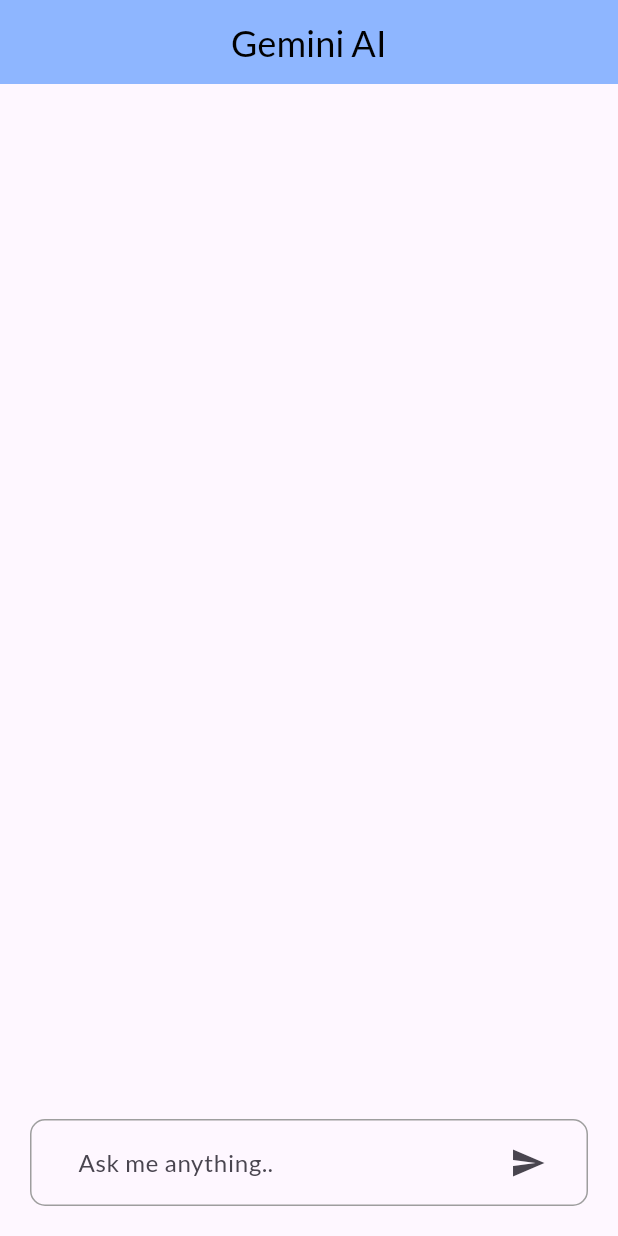
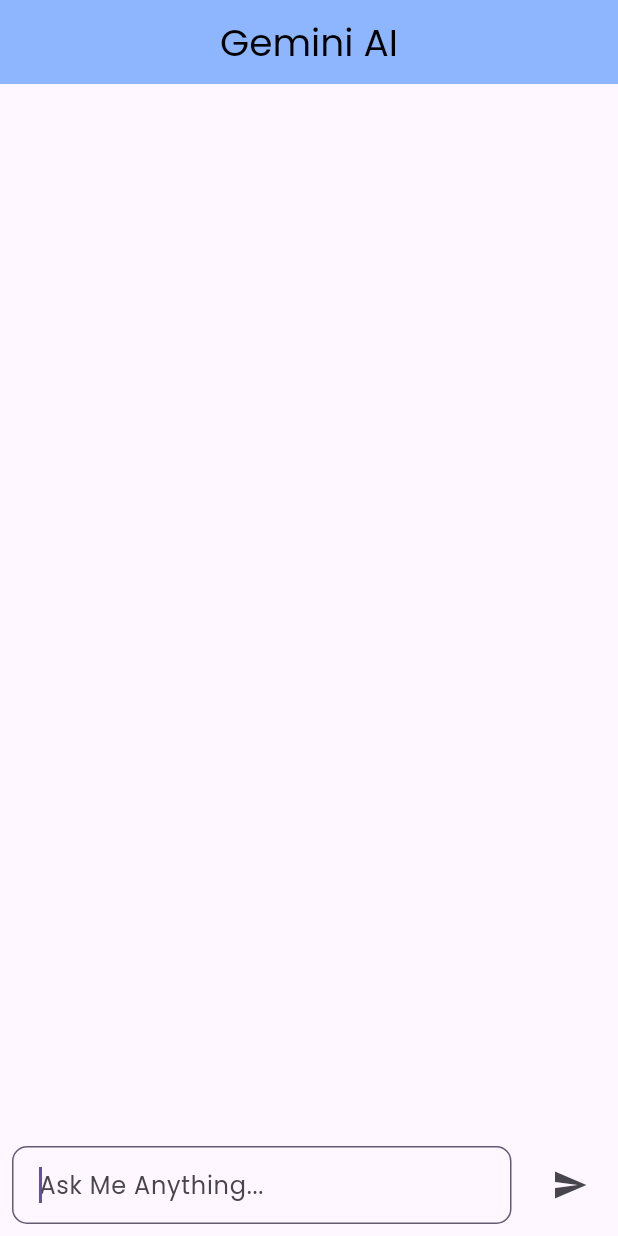
Before and after one commit to Raj2902Patel/Gemini_Integration, a Flutter app: the screen it shows after launch, on a phone screen of 412 x 824 dp. Run offline on Flutter 3.47's test engine with Material 3 defaults, Android fonts, the phone set to English and light mode, and no system bars; our stand-ins replace flutter_markdown, google_fonts, google_generative_ai.

Commit message:
Updated Files!

```diff
--- a/lib/main.dart
+++ b/lib/main.dart
@@ -3,7 +3,7 @@ import 'package:gemini_ai/pages/chat_page.dart';
 import 'package:google_fonts/google_fonts.dart';
 
 void main() {
-  runApp(MyApp());
+  runApp(const MyApp());
 }
 
 class MyApp extends StatelessWidget {
@@ -12,10 +12,12 @@ class MyApp extends StatelessWidget {
   @override
   Widget build(BuildContext context) {
     return MaterialApp(
+      debugShowCheckedModeBanner: false,
+      title: 'Gemini AI',
       theme: ThemeData().copyWith(
-        textTheme: GoogleFonts.latoTextTheme(Theme.of(context).textTheme),
+        textTheme: GoogleFonts.poppinsTextTheme(Theme.of(context).textTheme),
       ),
-      home: ChatPage(),
+      home: const HomeScreen(),
     );
   }
 }
--- a/lib/pages/chat_page.dart
+++ b/lib/pages/chat_page.dart
@@ -1,25 +1,31 @@
 import 'package:flutter/material.dart';
-import 'package:google_gemini/google_gemini.dart';
+import 'package:gemini_ai/pages/message.dart';
+import 'package:google_generative_ai/google_generative_ai.dart';
 
-const apiKey = "";
-
-class ChatPage extends StatefulWidget {
-  const ChatPage({super.key});
+class HomeScreen extends StatefulWidget {
+  const HomeScreen({super.key});
 
   @override
-  State<ChatPage> createState() => _ChatPageState();
+  State<HomeScreen> createState() => _HomeScreenState();
 }
 
-class _ChatPageState extends State<ChatPage> {
+class _HomeScreenState extends State<HomeScreen> {
+  late final GenerativeModel _model;
+  late final ChatSession _chatSession;
+  final FocusNode _textFieldFocus = FocusNode();
   final TextEditingController _textController = TextEditingController();
   final ScrollController _scrollController = ScrollController();
-  bool isLoading = false;
-  List chatList = [];
+  bool _loading = false;
 
-  //create gemini instance
-  final geminiAI = GoogleGemini(
-    apiKey: apiKey,
+  @override
+  void initState() {
+    _model = GenerativeModel(
+      model: 'gemini-1.5-flash',
+      apiKey: "",
     );
+    _chatSession = _model.startChat();
+    super.initState();
+  }
 
   void _scrollToBottom() {
     Future.delayed(Duration(milliseconds: 300), () {
@@ -33,127 +39,155 @@ class _ChatPageState extends State<ChatPage> {
     });
   }
 
-  //function for getting result from AI
-  void chatFunc({required String query}) async {
+  Future<void> _sendChatMessage(String message) async {
     setState(() {
-      isLoading = true;
-      chatList.add({
-        "role": "User",
-        "text": query,
+      _loading = true;
     });
+
+    try {
+      final response = await _chatSession.sendMessage(
+        Content.text(message),
+      );
+
+      final text = response.text;
+
+      if (text == null) {
+        _showError('No Response From AI');
+        return;
+      } else {
+        setState(() {
+          _loading = false;
+        });
+      }
+    } catch (e) {
+      _showError(e.toString());
+      setState(() {
+        _loading = false;
+      });
+    } finally {
       _textController.clear();
+      _scrollToBottom();
+      setState(() {
+        _loading = false;
       });
-    _scrollToBottom();
+      _textFieldFocus.requestFocus();
+    }
+  }
 
-    geminiAI.generateFromText(query).then((value) {
-      setState(() {
-        isLoading = false;
-        chatList.add({
-          "role": "Gemini",
-          "text": value.text,
-        });
-      });
-      _scrollToBottom();
-    }).onError((error, stackTrace) {
-      setState(() {
-        isLoading = false;
-        chatList.add({
-          "role": "Gemini",
-          "text": error.toString(),
-        });
-      });
-      _scrollToBottom();
-    });
+  void _showError(String message) {
+    showDialog<void>(
+      context: context,
+      builder: (context) {
+        return AlertDialog(
+          title: const Text('Something Went Wrong'),
+          content: SingleChildScrollView(
+            child: SelectableText(message),
+          ),
+          actions: [
+            TextButton(
+              onPressed: () {
+                Navigator.of(context).pop();
+              },
+              child: const Text('OK'),
+            ),
+          ],
+        );
+      },
+    );
+  }
+
+  InputDecoration textFieldDecoration() {
+    return InputDecoration(
+      contentPadding: const EdgeInsets.all(14),
+      hintText: 'Ask Me Anything...',
+      border: OutlineInputBorder(
+        borderRadius: const BorderRadius.all(
+          Radius.circular(10.0),
+        ),
+        borderSide: BorderSide(
+          color: Theme.of(context).colorScheme.secondary,
+        ),
+      ),
+      focusedBorder: OutlineInputBorder(
+        borderRadius: const BorderRadius.all(
+          Radius.circular(10.0),
+        ),
+        borderSide: BorderSide(
+          color: Theme.of(context).colorScheme.secondary,
+        ),
+      ),
+    );
   }
 
   @override
   Widget build(BuildContext context) {
     return Scaffold(
+      resizeToAvoidBottomInset: true,
       appBar: AppBar(
-        title: Text(
-          "Gemini AI",
+        backgroundColor: Colors.blueAccent.withOpacity(0.6),
+        title: const Center(
+          child: Text(
+            'Gemini AI',
             style: TextStyle(
               color: Colors.black,
+              fontSize: 25,
               fontWeight: FontWeight.w400,
-            fontSize: 24.0,
-          ),
-        ),
-        centerTitle: true,
-        backgroundColor: Colors.blueAccent.withOpacity(0.6),
-      ),
-      body: Column(
-        children: [
-          Expanded(
-            child: ListView.builder(
-              controller: _scrollController,
-              itemCount: chatList.length,
-              padding: EdgeInsets.only(bottom: 2.0), // Add padding at bottom
-              itemBuilder: (context, index) {
-                return ListTile(
-                  isThreeLine: true,
-                  leading: CircleAvatar(
-                    child: Text(
-                      chatList[index]["role"].substring(0, 1),
-                      style: TextStyle(
-                        color: Colors.black,
-                        fontWeight: FontWeight.w500,
-                        fontSize: 22.0,
             ),
           ),
         ),
-                  title: Text(
-                    chatList[index]['role'],
-                    style: TextStyle(
-                      color: Colors.black,
-                      fontWeight: FontWeight.w500,
-                      fontSize: 18.0,
       ),
-                  ),
-                  subtitle: Text(
-                    chatList[index]['text'],
-                    style: TextStyle(
-                      color: Colors.grey,
-                      fontWeight: FontWeight.w500,
-                      fontSize: 16.0,
-                    ),
-                  ),
+      body: Column(
+        mainAxisAlignment: MainAxisAlignment.center,
+        crossAxisAlignment: CrossAxisAlignment.start,
+        children: [
+          Expanded(
+            child: Padding(
+              padding: const EdgeInsets.all(8.0),
+              child: ListView.builder(
+                physics: BouncingScrollPhysics(),
+                controller: _scrollController,
+                itemCount: _chatSession.history.length,
+                itemBuilder: (context, index) {
+                  final Content content = _chatSession.history.toList()[index];
+                  final text = content.parts
+                      .whereType<TextPart>()
+                      .map<String>((e) => e.text)
+                      .join('');
+
+                  return MessageWidget(
+                    text: text,
+                    isFromUser: content.role == 'user',
                   );
                 },
               ),
             ),
-          Container(
-            alignment: Alignment.bottomRight,
-            margin: const EdgeInsets.only(bottom: 20, left: 20, right: 20),
-            padding: const EdgeInsets.symmetric(horizontal: 15.0),
-            decoration: BoxDecoration(
-              borderRadius: BorderRadius.circular(10.0),
-              border: Border.all(color: Colors.grey),
           ),
+          Padding(
+            padding: const EdgeInsets.all(8.0),
             child: Row(
               children: [
                 Expanded(
                   child: TextField(
+                    maxLines: null,
+                    autofocus: true,
+                    focusNode: _textFieldFocus,
+                    decoration: textFieldDecoration(),
                     controller: _textController,
-                    decoration: InputDecoration(
-                      hintText: "Ask me anything..",
-                      border: OutlineInputBorder(
-                          borderRadius: BorderRadius.circular(10.0),
-                          borderSide: BorderSide.none),
-                      fillColor: Colors.transparent,
-                    ),
-                    maxLines: null,
-                    keyboardType: TextInputType.multiline,
                   ),
                 ),
+                const SizedBox(
+                  width: 15,
+                ),
                 IconButton(
+                  style: IconButton.styleFrom(
+                    splashFactory: NoSplash.splashFactory,
+                  ),
                   onPressed: () {
-                    if (_textController.text.trim().isNotEmpty) {
-                      chatFunc(query: _textController.text);
-                    }
+                    _sendChatMessage(_textController.text);
                   },
-                  icon: isLoading
+                  icon: _loading
                       ? CircularProgressIndicator(
-                          color: Colors.blueGrey,
+                          color: Colors.black,
                         )
                       : Icon(Icons.send),
                 ),
--- a/pubspec.yaml
+++ b/pubspec.yaml
@@ -36,7 +36,11 @@ dependencies:
   # Use with the CupertinoIcons class for iOS style icons.
   cupertino_icons: ^1.0.8
   google_fonts: ^6.2.1
-  google_gemini: ^0.1.2
+#  google_gemini: ^0.1.2
+
+  google_generative_ai: ^0.4.2
+  markdown_widget: ^2.3.2+6
+  flutter_markdown: ^0.7.1
 
 dev_dependencies:
   flutter_test:
```
Also changed, not shown: lib/pages/message.dart (added, +56 -0 lines), pubspec.lock, 4 other files. Lines whose indentation alone changed are shown as unchanged.
